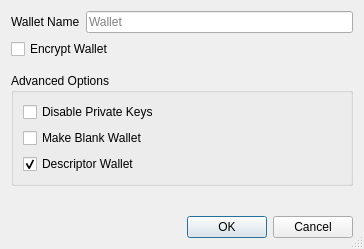
Old version of the form src/qt/forms/createwalletdialog.ui in the repository belovachap/RePeer.
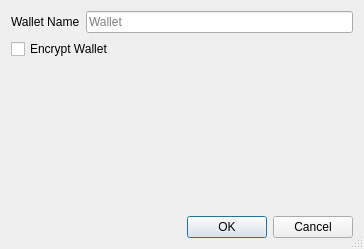
New version of the form.

Commit message: More work removing Legacy wallet support... compiles and runs!

Patch:
```diff
--- a/src/qt/forms/createwalletdialog.ui
+++ b/src/qt/forms/createwalletdialog.ui
@@ -70,51 +70,6 @@
      </property>
     </spacer>
    </item>
-   <item>
-    <widget class="QGroupBox" name="groupBox">
-     <property name="title">
-      <string>Advanced Options</string>
-     </property>
-     <layout class="QVBoxLayout" name="verticalLayout_groupbox">
-      <item>
-       <widget class="QCheckBox" name="disable_privkeys_checkbox">
-        <property name="enabled">
-         <bool>true</bool>
-        </property>
-        <property name="toolTip">
-         <string>Disable private keys for this wallet. Wallets with private keys disabled will have no private keys and cannot have an HD seed or imported private keys. This is ideal for watch-only wallets.</string>
-        </property>
-        <property name="text">
-         <string>Disable Private Keys</string>
-        </property>
-       </widget>
-      </item>
-      <item>
-       <widget class="QCheckBox" name="blank_wallet_checkbox">
-        <property name="toolTip">
-         <string>Make a blank wallet. Blank wallets do not initially have private keys or scripts. Private keys and addresses can be imported, or an HD seed can be set, at a later time.</string>
-        </property>
-        <property name="text">
-         <string>Make Blank Wallet</string>
-        </property>
-       </widget>
-      </item>
-      <item>
-       <widget class="QCheckBox" name="descriptor_checkbox">
-        <property name="toolTip">
-         <string>Use descriptors for scriptPubKey management</string>
-        </property>
-        <property name="text">
-         <string>Descriptor Wallet</string>
-        </property>
-        <property name="checked">
-         <bool>true</bool>
-        </property>
-       </widget>
-      </item>
-     </layout>
-    </widget>
-   </item>
    <item>
     <spacer name="verticalSpacer_2">
      <property name="orientation">
```
Left out of the diff: 3 changed lines with no effect on the pictures. The commit also changes 20 other files.
